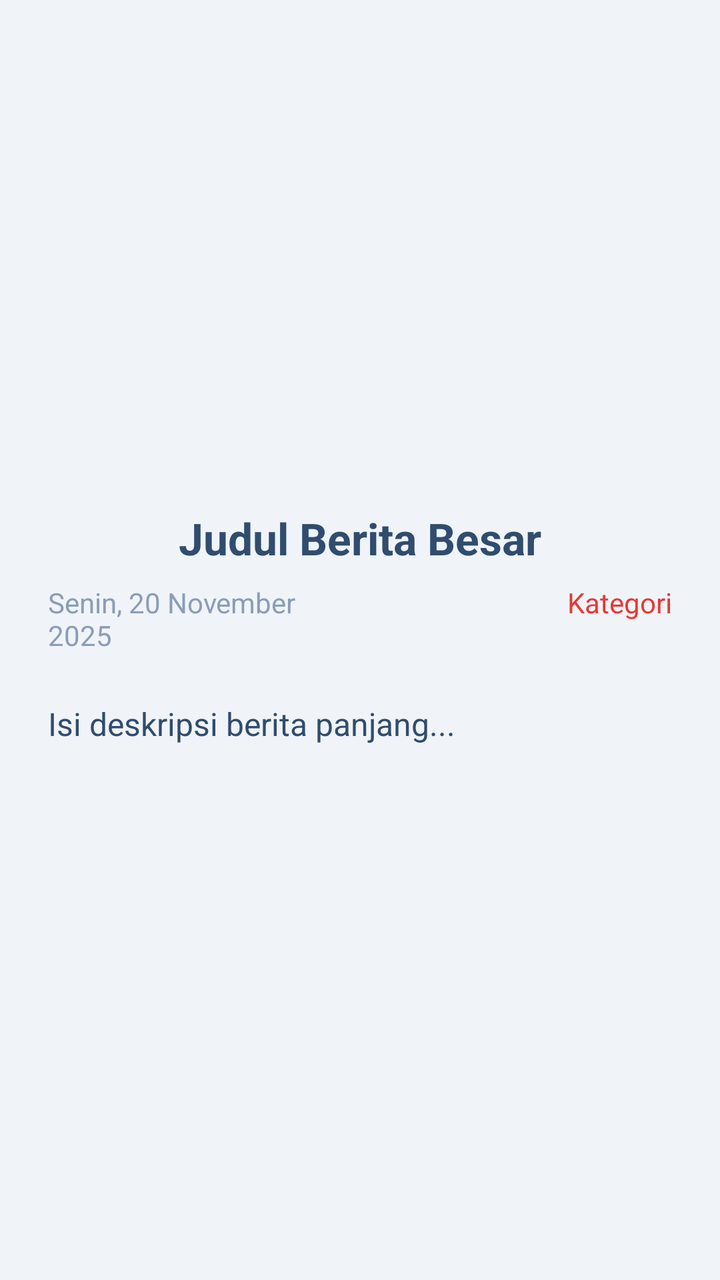
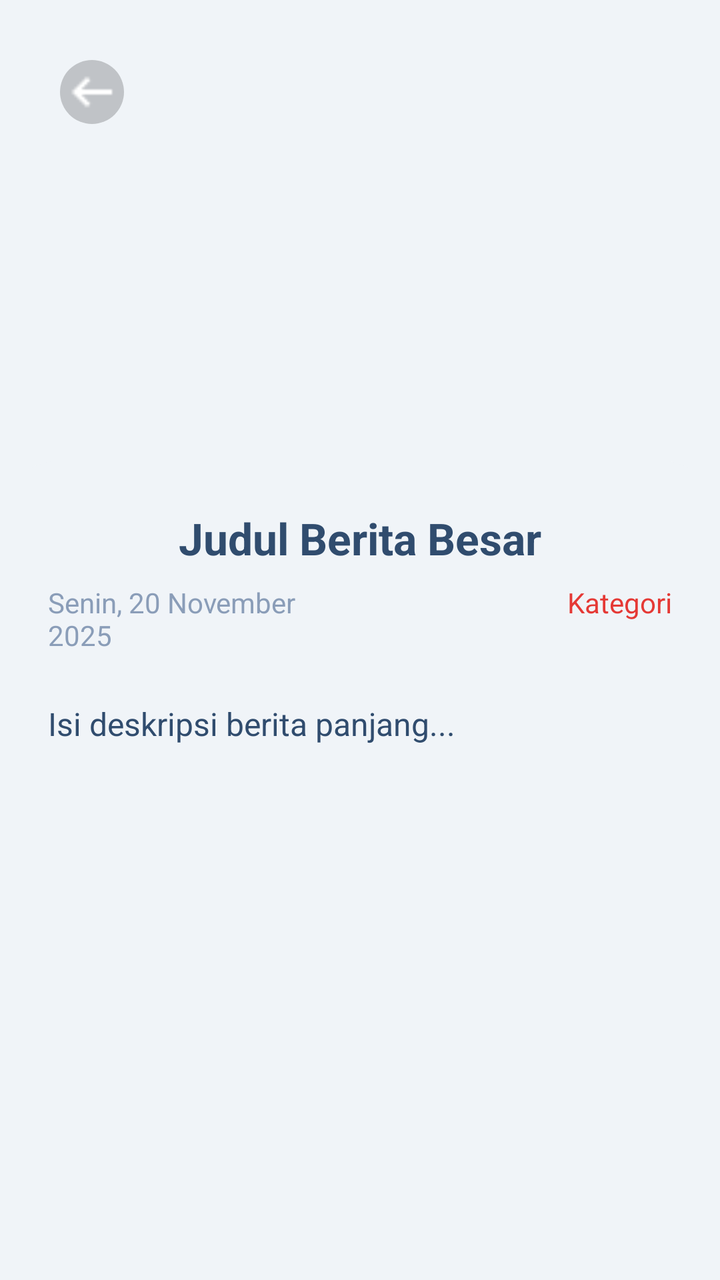

Compare the two renders of this Android layout. The source of the first and the diff that turns it into the second are given below.
<!-- AndroidManifest.xml: application theme Theme.Ftaks -->
<!-- res/layout/activity_detail_berita.xml -->
<?xml version="1.0" encoding="utf-8"?>
<androidx.core.widget.NestedScrollView
    xmlns:android="http://schemas.android.com/apk/res/android"
    android:layout_width="match_parent"
    android:layout_height="match_parent"
    android:background="@color/home_background">

    <LinearLayout
        android:layout_width="match_parent"
        android:layout_height="wrap_content"
        android:orientation="vertical">

        <ImageView
            android:id="@+id/iv_detail_gambar"
            android:layout_width="match_parent"
            android:layout_height="250dp"
            android:scaleType="centerCrop"
            android:src="@drawable/ic_launcher_background"/>

        <LinearLayout
            android:layout_width="match_parent"
            android:layout_height="wrap_content"
            android:orientation="vertical"
            android:padding="24dp"
            android:background="@drawable/bg_main_content"
            android:layout_marginTop="-20dp"> <TextView
            android:id="@+id/tv_detail_judul"
            android:layout_width="match_parent"
            android:layout_height="wrap_content"
            android:text="Judul Berita Besar"
            android:gravity="center"
            android:textColor="@color/login_text_title"
            android:textSize="22sp"
            android:textStyle="bold"
            android:layout_marginBottom="8dp"/>

            <LinearLayout
                android:layout_width="match_parent"
                android:layout_height="wrap_content"
                android:layout_marginBottom="24dp"
                android:orientation="horizontal">

                <TextView
                    android:id="@+id/tv_detail_tanggal"
                    android:layout_width="0dp"
                    android:layout_height="wrap_content"
                    android:layout_weight="1"
                    android:text="Senin, 20 November 2025"
                    android:textColor="@color/home_text_secondary"
                    android:textSize="14sp" />

                <TextView
                    android:id="@+id/tv_detail_kategori"
                    android:layout_width="0dp"
                    android:layout_height="wrap_content"
                    android:layout_weight="1"
                    android:gravity="end"
                    android:text="Kategori"
                    android:textColor="@color/home_tag_red"
                    android:textSize="14sp" />
            </LinearLayout>

            <TextView
                android:id="@+id/tv_detail_isi"
                android:layout_width="match_parent"
                android:layout_height="wrap_content"
                android:text="Isi deskripsi berita panjang..."
                android:justificationMode="inter_word"
                android:textColor="@color/login_text_title"
                android:textSize="16sp"
                android:lineSpacingExtra="4dp"/>

        </LinearLayout>
    </LinearLayout>
</androidx.core.widget.NestedScrollView>
<!-- resources referenced by this layout -->
<resources>
  <color name="home_background">#F0F4F8</color>
  <color name="home_tag_red">#E53935</color>
  <color name="home_text_secondary">#8A9DB8</color>
  <color name="login_text_title">#304C6E</color>
  <!-- drawable bg_main_content (drawable) -->
  <?xml version="1.0" encoding="utf-8"?>
  <shape xmlns:android="http://schemas.android.com/apk/res/android"
      android:shape="rectangle">
      <solid android:color="@color/home_background"/>
      <corners
          android:topLeftRadius="30dp"
          android:topRightRadius="30dp"/>
  </shape>
  <!-- drawable ic_launcher_background: vector/xml drawable (drawable, 2118 chars, omitted) -->
  <style name="Theme.Ftaks" parent="Base.Theme.Ftaks" />
  <style name="Base.Theme.Ftaks" parent="Theme.Material3.DayNight.NoActionBar">
          
          
      </style>
</resources>

<!-- the commit's change to res/layout/activity_detail_berita.xml (unified diff, before → after) -->
@@ -9,13 +9,31 @@
         android:layout_width="match_parent"
         android:layout_height="wrap_content"
         android:orientation="vertical">
+        <FrameLayout
+            android:layout_width="match_parent"
+            android:layout_height="250dp">
 
-        <ImageView
-            android:id="@+id/iv_detail_gambar"
-            android:layout_width="match_parent"
-            android:layout_height="250dp"
-            android:scaleType="centerCrop"
-            android:src="@drawable/ic_launcher_background"/>
+            <ImageView
+                android:id="@+id/iv_detail_gambar"
+                android:layout_width="match_parent"
+                android:layout_height="match_parent"
+                android:scaleType="centerCrop"
+                android:src="@drawable/ic_launcher_background"/>
+
+            <ImageView
+                android:id="@+id/iv_detail_back"
+                android:layout_width="32dp"
+                android:layout_height="32dp"
+                android:layout_margin="30dp"
+                android:padding="1dp"
+                android:background="@drawable/bg_back_round"
+                android:src="@drawable/btn_back"
+                android:foreground="?selectableItemBackgroundBorderless"
+                android:clickable="true"
+                android:focusable="true"
+                android:layout_gravity="start|top"/>
+
+        </FrameLayout>
 
         <LinearLayout
             android:layout_width="match_parent"
<!-- resource entries referenced after the edit -->
@@ -4,6 +4,12 @@
   <color name="home_tag_red">#E53935</color>
   <color name="home_text_secondary">#8A9DB8</color>
   <color name="login_text_title">#304C6E</color>
+  <!-- drawable bg_back_round (drawable) -->
+  <?xml version="1.0" encoding="utf-8"?>
+  <shape xmlns:android="http://schemas.android.com/apk/res/android">
+      <solid android:color="#33000000"/>
+      <corners android:radius="30dp"/>
+  </shape>
   <!-- drawable bg_main_content (drawable) -->
   <?xml version="1.0" encoding="utf-8"?>
   <shape xmlns:android="http://schemas.android.com/apk/res/android"
@@ -13,6 +19,7 @@
           android:topLeftRadius="30dp"
           android:topRightRadius="30dp"/>
   </shape>
+  <!-- drawable btn_back: png bitmap (drawable, 284 bytes) -->
   <!-- drawable ic_launcher_background: vector/xml drawable (drawable, 2118 chars, omitted) -->
   <style name="Theme.Ftaks" parent="Base.Theme.Ftaks" />
   <style name="Base.Theme.Ftaks" parent="Theme.Material3.DayNight.NoActionBar">
